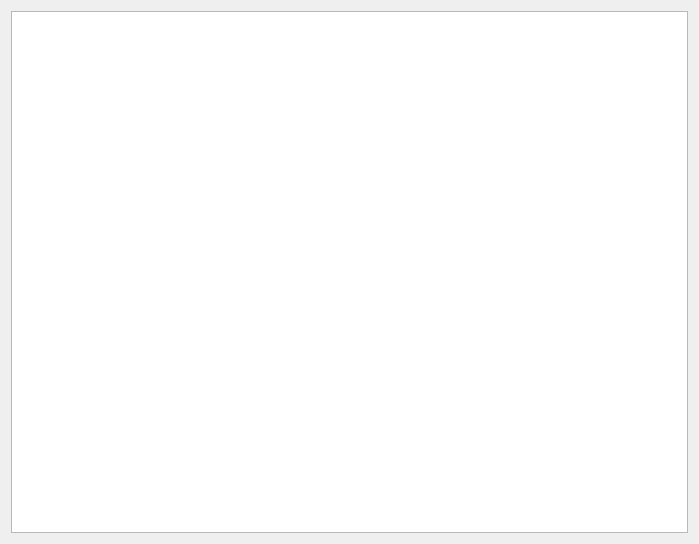
The window that SparePartsTable.ui (FediiBohdan/TechService) describes before a commit, drawn with Qt 5.
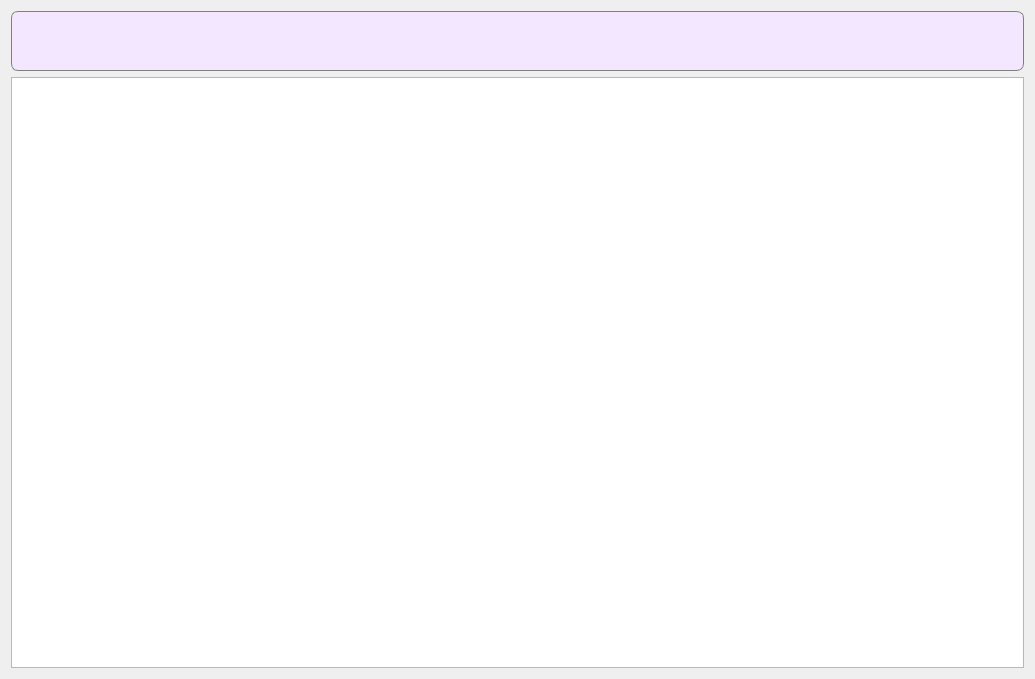
The same window after the commit. Icons and pictures are not drawn.

Commit message: added another one table to DB + updated SparePartsTable class + some GUI redesign

Patch:
```diff
--- a/SparePartsTable.ui
+++ b/SparePartsTable.ui
@@ -6,8 +6,8 @@
    <rect>
     <x>0</x>
     <y>0</y>
-    <width>699</width>
-    <height>544</height>
+    <width>1035</width>
+    <height>679</height>
    </rect>
   </property>
   <property name="windowTitle">
@@ -17,9 +17,39 @@
    <iconset resource="images.qrc">
     <normaloff>:/images/autoService-logo.png</normaloff>:/images/autoService-logo.png</iconset>
   </property>
+  <property name="styleSheet">
+   <string notr="true"/>
+  </property>
   <layout class="QGridLayout" name="gridLayout">
+   <item row="1" column="0">
+    <widget class="QTableView" name="tableView">
+     <property name="styleSheet">
+      <string notr="true"/>
+     </property>
+    </widget>
+   </item>
    <item row="0" column="0">
-    <widget class="QTableView" name="tableView"/>
+    <widget class="QFrame" name="frame">
+     <property name="minimumSize">
+      <size>
+       <width>0</width>
+       <height>60</height>
+      </size>
+     </property>
+     <property name="styleSheet">
+      <string notr="true">*{
+background-color: #f2e7ff;
+border: 1px solid grey;
+border-radius: 7px;
+}</string>
+     </property>
+     <property name="frameShape">
+      <enum>QFrame::StyledPanel</enum>
+     </property>
+     <property name="frameShadow">
+      <enum>QFrame::Raised</enum>
+     </property>
+    </widget>
    </item>
   </layout>
  </widget>
```
The commit also changes 8 other files.
